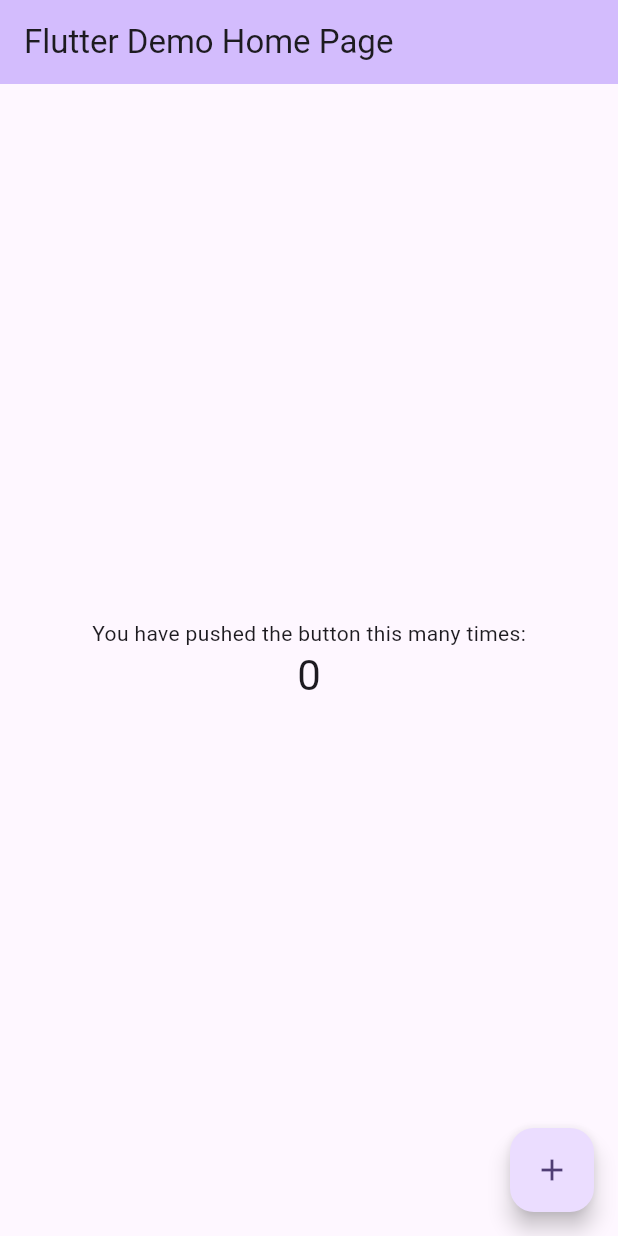
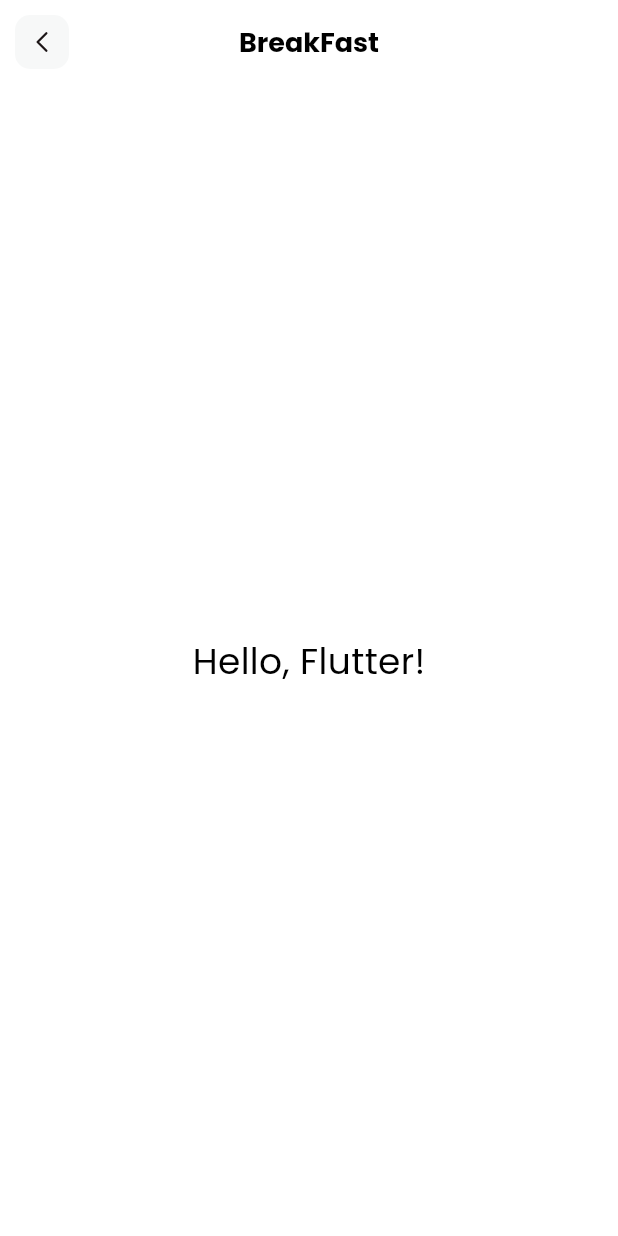
Before and after one commit to babanigit/Fitness_App, a Flutter app: the screen it shows after launch, on a phone screen of 412 x 824 dp. Run offline on Flutter 3.47's test engine with Material 3 defaults, Android fonts, the phone set to English and light mode, and no system bars; our stand-ins replace flutter_svg.

Commit message:
new added

```diff
--- a/lib/main.dart
+++ b/lib/main.dart
@@ -1,3 +1,4 @@
+import 'package:fitness/pages/home.dart';
 import 'package:flutter/material.dart';
 
 void main() {
@@ -11,115 +12,8 @@ class MyApp extends StatelessWidget {
   @override
   Widget build(BuildContext context) {
     return MaterialApp(
-      title: 'Flutter Demo',
-      theme: ThemeData(
-        // This is the theme of your application.
-        //
-        // TRY THIS: Try running your application with "flutter run". You'll see
-        // the application has a purple toolbar. Then, without quitting the app,
-        // try changing the seedColor in the colorScheme below to Colors.green
-        // and then invoke "hot reload" (save your changes or press the "hot
-        // reload" button in a Flutter-supported IDE, or press "r" if you used
-        // the command line to start the app).
-        //
-        // Notice that the counter didn't reset back to zero; the application
-        // state is not lost during the reload. To reset the state, use hot
-        // restart instead.
-        //
-        // This works for code too, not just values: Most code changes can be
-        // tested with just a hot reload.
-        colorScheme: ColorScheme.fromSeed(seedColor: Colors.deepPurple),
-        useMaterial3: true,
-      ),
-      home: const MyHomePage(title: 'Flutter Demo Home Page'),
-    );
+        debugShowCheckedModeBanner: false,
+        theme: ThemeData(fontFamily: 'poppins'),
+        home: const HomePage());
   }
 }
-
-class MyHomePage extends StatefulWidget {
-  const MyHomePage({super.key, required this.title});
-
-  // This widget is the home page of your application. It is stateful, meaning
-  // that it has a State object (defined below) that contains fields that affect
-  // how it looks.
-
-  // This class is the configuration for the state. It holds the values (in this
-  // case the title) provided by the parent (in this case the App widget) and
-  // used by the build method of the State. Fields in a Widget subclass are
-  // always marked "final".
-
-  final String title;
-
-  @override
-  State<MyHomePage> createState() => _MyHomePageState();
-}
-
-class _MyHomePageState extends State<MyHomePage> {
-  int _counter = 0;
-
-  void _incrementCounter() {
-    setState(() {
-      // This call to setState tells the Flutter framework that something has
-      // changed in this State, which causes it to rerun the build method below
-      // so that the display can reflect the updated values. If we changed
-      // _counter without calling setState(), then the build method would not be
-      // called again, and so nothing would appear to happen.
-      _counter++;
-    });
-  }
-
-  @override
-  Widget build(BuildContext context) {
-    // This method is rerun every time setState is called, for instance as done
-    // by the _incrementCounter method above.
-    //
-    // The Flutter framework has been optimized to make rerunning build methods
-    // fast, so that you can just rebuild anything that needs updating rather
-    // than having to individually change instances of widgets.
-    return Scaffold(
-      appBar: AppBar(
-        // TRY THIS: Try changing the color here to a specific color (to
-        // Colors.amber, perhaps?) and trigger a hot reload to see the AppBar
-        // change color while the other colors stay the same.
-        backgroundColor: Theme.of(context).colorScheme.inversePrimary,
-        // Here we take the value from the MyHomePage object that was created by
-        // the App.build method, and use it to set our appbar title.
-        title: Text(widget.title),
-      ),
-      body: Center(
-        // Center is a layout widget. It takes a single child and positions it
-        // in the middle of the parent.
-        child: Column(
-          // Column is also a layout widget. It takes a list of children and
-          // arranges them vertically. By default, it sizes itself to fit its
-          // children horizontally, and tries to be as tall as its parent.
-          //
-          // Column has various properties to control how it sizes itself and
-          // how it positions its children. Here we use mainAxisAlignment to
-          // center the children vertically; the main axis here is the vertical
-          // axis because Columns are vertical (the cross axis would be
-          // horizontal).
-          //
-          // TRY THIS: Invoke "debug painting" (choose the "Toggle Debug Paint"
-          // action in the IDE, or press "p" in the console), to see the
-          // wireframe for each widget.
-          mainAxisAlignment: MainAxisAlignment.center,
-          children: <Widget>[
-            const Text(
-              'You have pushed the button this many times:',
-            ),
-            Text(
-              '$_counter',
-              style: Theme.of(context).textTheme.headlineMedium,
-            ),
-          ],
-        ),
-      ),
-      floatingActionButton: FloatingActionButton(
-        onPressed: _incrementCounter,
-        tooltip: 'Increment',
-        child: const Icon(Icons.add),
-      ), // This trailing comma makes auto-formatting nicer for build methods.
-    );
-  }
-}
--- /dev/null
+++ b/lib/pages/home.dart
@@ -0,0 +1,45 @@
+import 'package:flutter/material.dart';
+import 'package:flutter_svg/flutter_svg.dart';
+
+class HomePage extends StatelessWidget {
+  const HomePage({super.key});
+
+  @override
+  Widget build(BuildContext context) {
+    return Scaffold(
+      appBar: AppBar(
+        title: const Text(
+          'BreakFast',
+          style: TextStyle(
+              color: Colors.black, fontSize: 18, fontWeight: FontWeight.bold),
+        ),
+        backgroundColor: Colors.white, // AppBar color
+        elevation: 0.0,
+        centerTitle: true,
+
+        leading: Container(
+          margin: const EdgeInsets.all(10),
+          alignment: Alignment.center,
+          decoration: BoxDecoration(
+            color: const Color(0xffF7F8F8),
+            borderRadius: BorderRadius.circular(10),
+          ),
+          child: SvgPicture.asset(
+            'assets/icons/Arrow - Left 2.svg',
+            height: 20,
+            width: 20,
+          ),
+        ),
+      ),
+
+      body: const Center(
+        child: Text(
+          'Hello, Flutter!',
+          style: TextStyle(
+              fontSize: 24, color: Colors.black), // Text style and color
+        ),
+      ),
+      backgroundColor: Colors.white, // Scaffold background color
+    );
+  }
+}
```
Also changed, not shown: pubspec.yaml (+15 -11 lines), assets/icons/Arrow - Left 2.svg (added), assets/icons/Filter.svg (added), assets/icons/Search.svg (added), assets/icons/blueberry-pancake.svg (added), assets/icons/button.svg (added), assets/icons/canai-bread.svg (added), assets/icons/dots.svg (added), assets/icons/honey-pancakes.svg (added), assets/icons/orange-snacks.svg (added), assets/icons/pancakes.svg (added), assets/icons/pie.svg (added), assets/icons/plate.svg (added), assets/icons/salmon-nigiri.svg (added), 5 more files.
